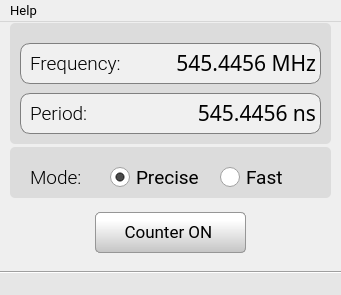
Before: the Qt Designer form src/software-qt/EMBO/window_cntr.ui in parezj/EMBO, drawn with Qt 5.
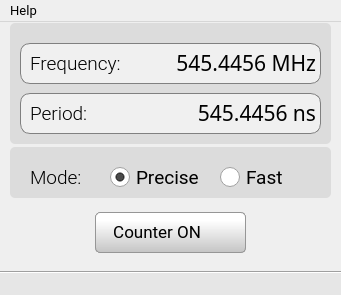
After: the same form once the commit is applied. Icons and pictures are not drawn.

```diff
--- a/src/software-qt/EMBO/window_cntr.ui
+++ b/src/software-qt/EMBO/window_cntr.ui
@@ -68,6 +68,8 @@
     background: qlineargradient(x1:0, y1:0, x2:0, y2:2,
                                   stop:0 #FFFFFF, stop:0.1 #FFFFFF, stop:1  #7B7B7B);
     color: black;
+	text-align:left;
+	padding-left:13px;
 }
 
 QPushButton:hover:!pressed
@@ -143,10 +145,15 @@
 	border-radius: 5px;
 	color:#2f836a;
  	background: #FFFFFF;
+}
+
+QPushButton { 
+	text-align:left;
+	padding-left:13px;
 }</string>
     </property>
     <property name="text">
-     <string> Counter ON  </string>
+     <string> Counter ON</string>
     </property>
     <property name="icon">
      <iconset resource="resources.qrc">
```
Left out of the diff: 3 changed lines with no effect on the pictures.
